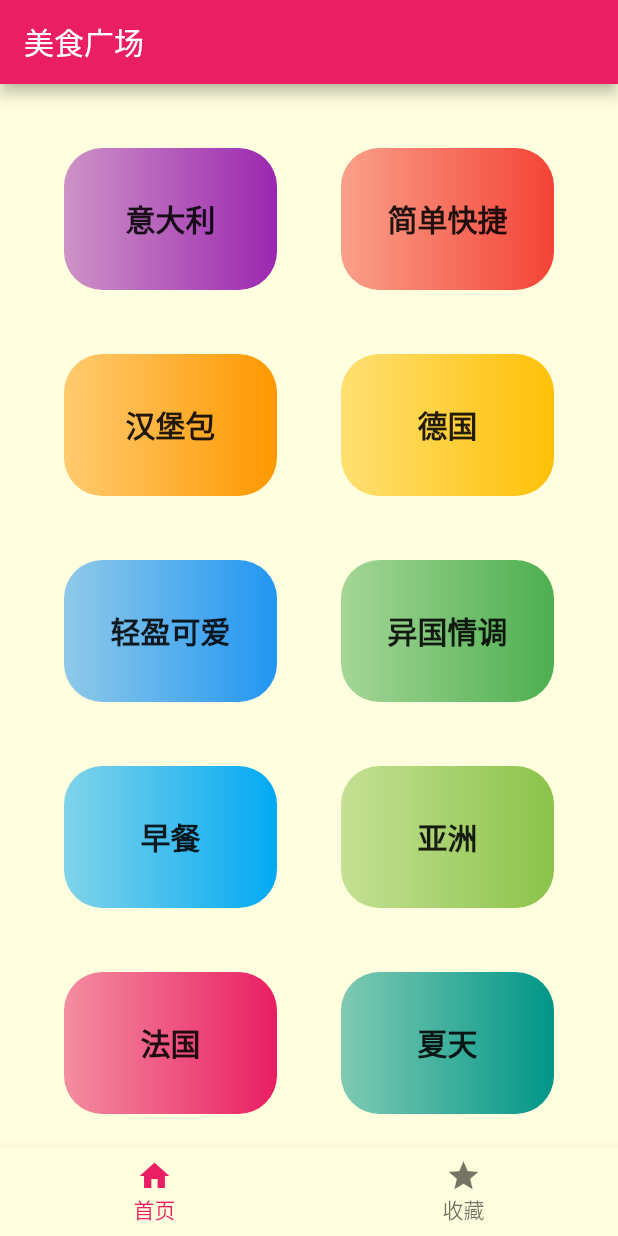
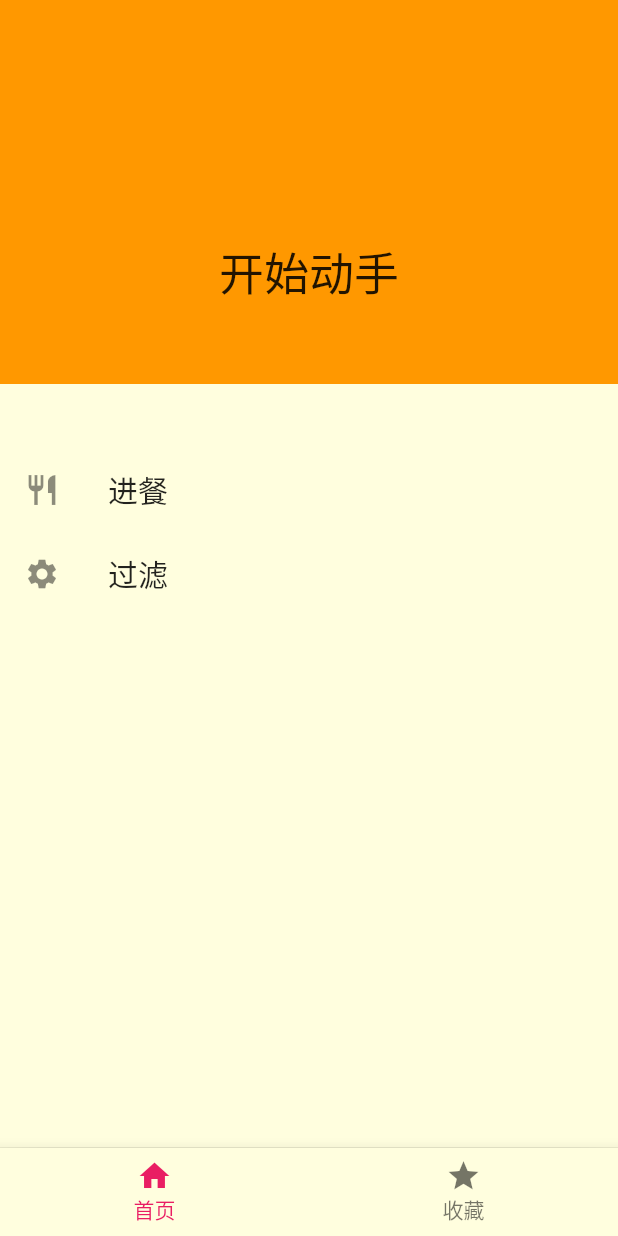
Before and after one commit to zhanghua19860221/favorcate, a Flutter app: the screen it shows after launch, with the side drawer open (before the commit the screen has no drawer), on a phone screen of 412 x 824 dp. Run offline on Flutter 3.47's test engine with Material 2 defaults, Android fonts, the phone set to English and light mode, and no system bars; our stand-ins replace dio.

Commit message:
抽屉效果视图创建

```diff
--- a/lib/ui/pages/home/home.dart
+++ b/lib/ui/pages/home/home.dart
@@ -1,15 +1,16 @@
 import 'package:flutter/material.dart';
 
 import 'home_content.dart';
+import 'home_drawer.dart';
+import 'home_app_bar.dart';
 
 class HYHomeScreen extends StatelessWidget {
   @override
   Widget build(BuildContext context) {
     return Scaffold(
-      appBar: AppBar(
-        title: Text("美食广场"),
-      ),
+      appBar: HYHomeAppBar(context),
       body: HYHomeContent(),
+      drawer: HYHomeDrawer(),
     );
   }
 }
--- /dev/null
+++ b/lib/ui/pages/home/home_app_bar.dart
@@ -0,0 +1,16 @@
+import 'package:flutter/material.dart';
+
+class HYHomeAppBar extends AppBar {
+  HYHomeAppBar(BuildContext context) : super(
+      title: Text("美食广场"),
+      leading: Builder(
+        builder: (ctx) {
+          return IconButton(
+            icon: Icon(Icons.build),
+            onPressed: () {
+              Scaffold.of(ctx).openDrawer();
+            },
+          );
+        },
+      ));
+}
--- /dev/null
+++ b/lib/ui/pages/home/home_drawer.dart
@@ -0,0 +1,44 @@
+import 'package:flutter/material.dart';
+
+import 'package:favorcate/core/extension/int_extension.dart';
+
+class HYHomeDrawer extends StatelessWidget {
+  @override
+  Widget build(BuildContext context) {
+    return Container(
+      width: 250.px,
+      child: Drawer(
+        child: Column(
+          children: <Widget>[
+            buildHeaderView(context),
+            buildListTile(context, Icon(Icons.restaurant), "进餐", () {
+              Navigator.of(context).pop();
+            }),
+            buildListTile(context, Icon(Icons.settings), "过滤", () {
+
+            }),
+          ],
+        ),
+      ),
+    );
+  }
+
+  Widget buildHeaderView(BuildContext context){
+    return Container(
+      width: double.infinity,
+      height: 120.px,
+      color: Colors.orange,
+      margin: EdgeInsets.only(bottom: 20.px),
+      alignment: Alignment(0, 0.5),
+      child: Text("开始动手",style: Theme.of(context).textTheme.display4),
+    );
+  }
+
+  Widget buildListTile(BuildContext context,Widget icon, String title, Function handler){
+   return ListTile(
+     leading: icon,
+     title: Text(title,style: Theme.of(context).textTheme.display2),
+     onTap: handler,
+   );
+  }
+}
--- a/lib/ui/shared/app_theme.dart
+++ b/lib/ui/shared/app_theme.dart
@@ -6,6 +6,7 @@ class HYAppTheme {
   static const double smallFontSize = 16;
   static const double normalFontSize = 20;
   static const double largeFontSize = 24;
+  static const double xlargeFontSize = 30;
 
 
   // 2.普通模式
@@ -21,6 +22,8 @@ class HYAppTheme {
         display1: TextStyle(fontSize: smallFontSize, color: Colors.black87),
         display2: TextStyle(fontSize: normalFontSize, color: Colors.black87),
         display3: TextStyle(fontSize: largeFontSize, color: Colors.black87),
+        display4: TextStyle(fontSize: xlargeFontSize, color: Colors.black87, fontWeight: FontWeight.w400),
+
       )
   );
 
```
